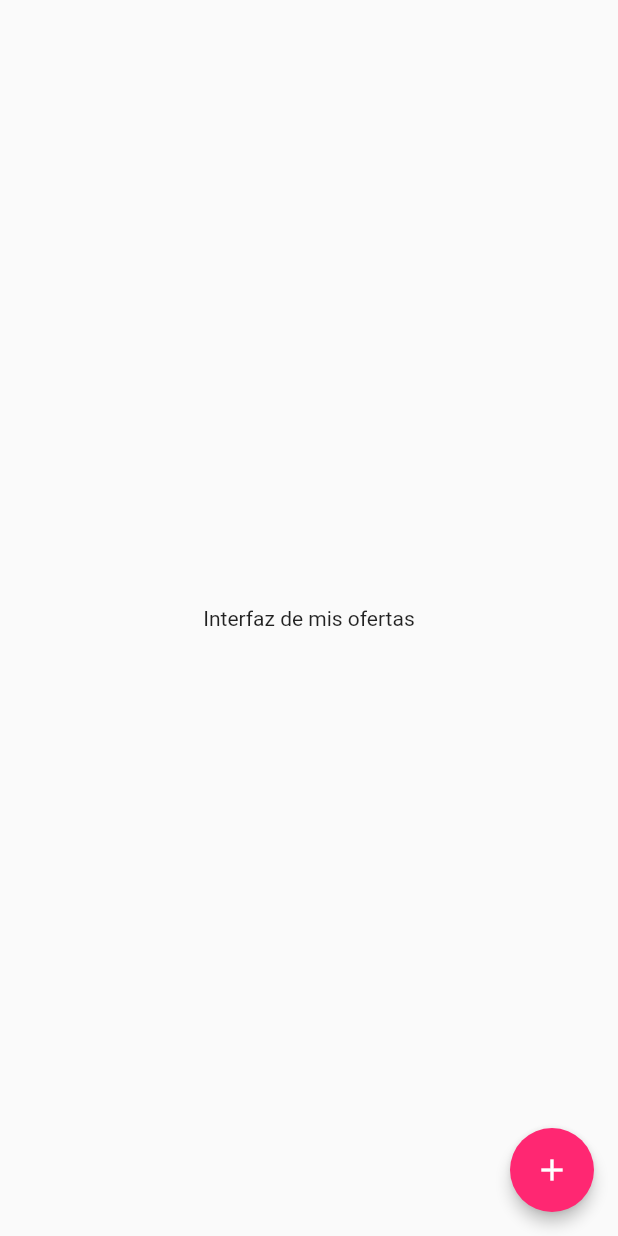
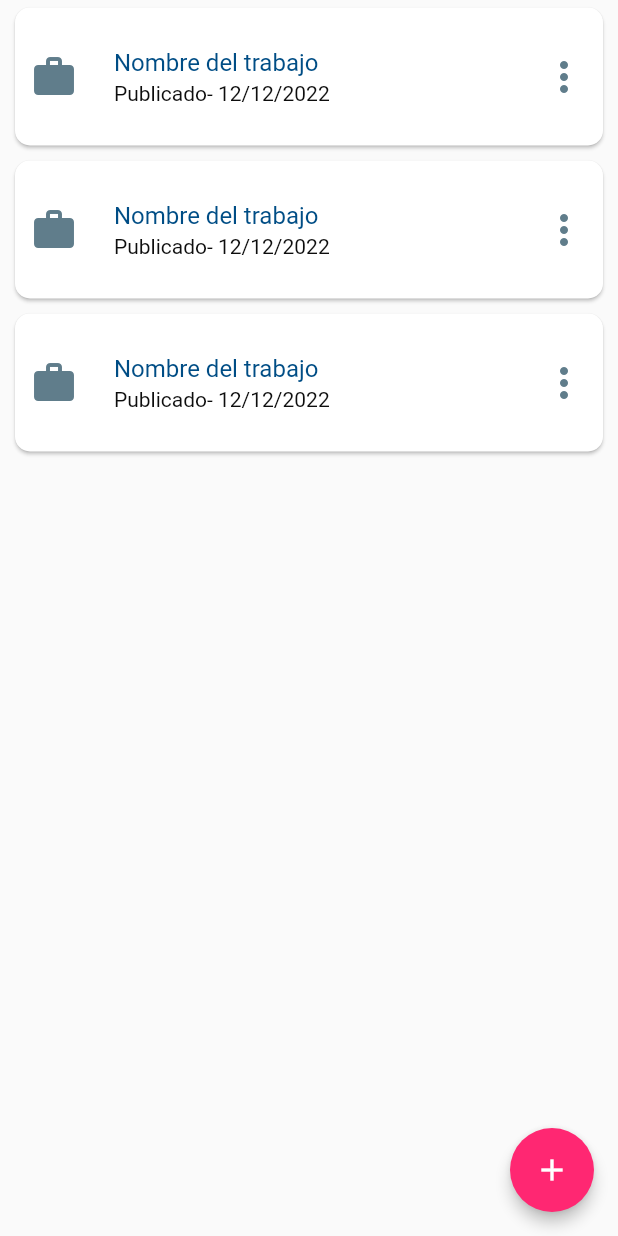
Before and after one commit to Tomas141199/findjob, a Flutter app: the MyJobsScreen screen opened directly, on a phone screen of 412 x 824 dp. Run offline on Flutter 3.47's test engine with Material 2 defaults, Android fonts, the phone set to English and light mode, and no system bars; our stand-ins replace cached_network_image, flutter_secure_storage; accounts and stored records are empty.

Commit message:
Cambios en la interfaz firebase connection

```diff
--- a/lib/screens/myjobs_screen.dart
+++ b/lib/screens/myjobs_screen.dart
@@ -1,4 +1,5 @@
 import 'package:findjob_app/screens/addjob_screen.dart';
+import 'package:findjob_app/widgets/item_oferta_dos.dart';
 import 'package:flutter/material.dart';
 
 class MyJobsScreen extends StatefulWidget{
@@ -12,10 +13,10 @@ class _MyJobsScreen extends State<MyJobsScreen>{
   @override
   Widget build(BuildContext context){
     return Scaffold(
-      body: Center(
-        child: Text(
-          'Interfaz de mis ofertas',
-        ),
+      body:CustomScrollView(
+        slivers:<Widget> [
+          _listaItemMisOfertas(),
+        ],
       ),
 
 
@@ -32,4 +33,15 @@ class _MyJobsScreen extends State<MyJobsScreen>{
       ),
     );
   }
+
+  Widget _listaItemMisOfertas(){
+    return SliverList(
+      delegate: SliverChildListDelegate(
+        List.generate(3, (int index){
+          return WidgetOfertaDos();
+        }
+      ),
+      ),
+    );
+  }
 }
--- /dev/null
+++ b/lib/widgets/item_oferta_dos.dart
@@ -0,0 +1,44 @@
+import 'package:flutter/material.dart';
+
+import '../theme/app_theme.dart';
+
+class WidgetOfertaDos extends StatelessWidget{
+
+  @override
+  Widget build(BuildContext context){
+
+    String puesto="Nombre del trabajo";
+    String fecha="12/12/2022";
+    String salario="0.0";
+    return Card(
+
+    shape: RoundedRectangleBorder(borderRadius: BorderRadius.circular(10)),
+    margin: EdgeInsets.only(right:10,left: 10,top: 5,bottom:5),
+    elevation: 1,
+
+    child: Column(
+      children: <Widget>[
+
+        ListTile(
+          contentPadding: EdgeInsets.fromLTRB(10, 10, 10, 10),
+          title: Text('$puesto',style: AppTheme.subEncabezadoDos),
+          subtitle: Text(
+              'Publicado- $fecha',style: AppTheme.datos,),
+          leading:Column(
+            mainAxisAlignment: MainAxisAlignment.center,
+            children: <Widget>[
+              Icon(Icons.work, color: Colors.blueGrey,size: 32.0,),
+            ],
+          ),
+          trailing:  Icon(Icons.more_vert, color: Colors.blueGrey,size: 32.0,),
+
+          //Icon(Icons.monetization_on)
+          //Text('$salario')
+        ),
+
+      ],
+    ),
+
+    );
+  }
+}
--- a/pubspec.yaml
+++ b/pubspec.yaml
@@ -29,6 +29,7 @@ environment:
 # the latest version available on pub.dev. To see which dependencies have newer
 # versions available, run `flutter pub outdated`.
 dependencies:
+  cached_network_image: ^3.2.2
   cupertino_icons: ^1.0.2
   flutter:
     sdk: flutter
```
Also changed, not shown: lib/screens/missolicitudes_screen.dart (+16 -4 lines), lib/screens/profile_screen.dart (+42 -11 lines), lib/screens/search_screen.dart (+63 -5 lines), lib/widgets/item_oferta.dart (added, +56 -0 lines), lib/widgets/item_oferta_tres.dart (added, +44 -0 lines), pubspec.lock, 1 other file.
